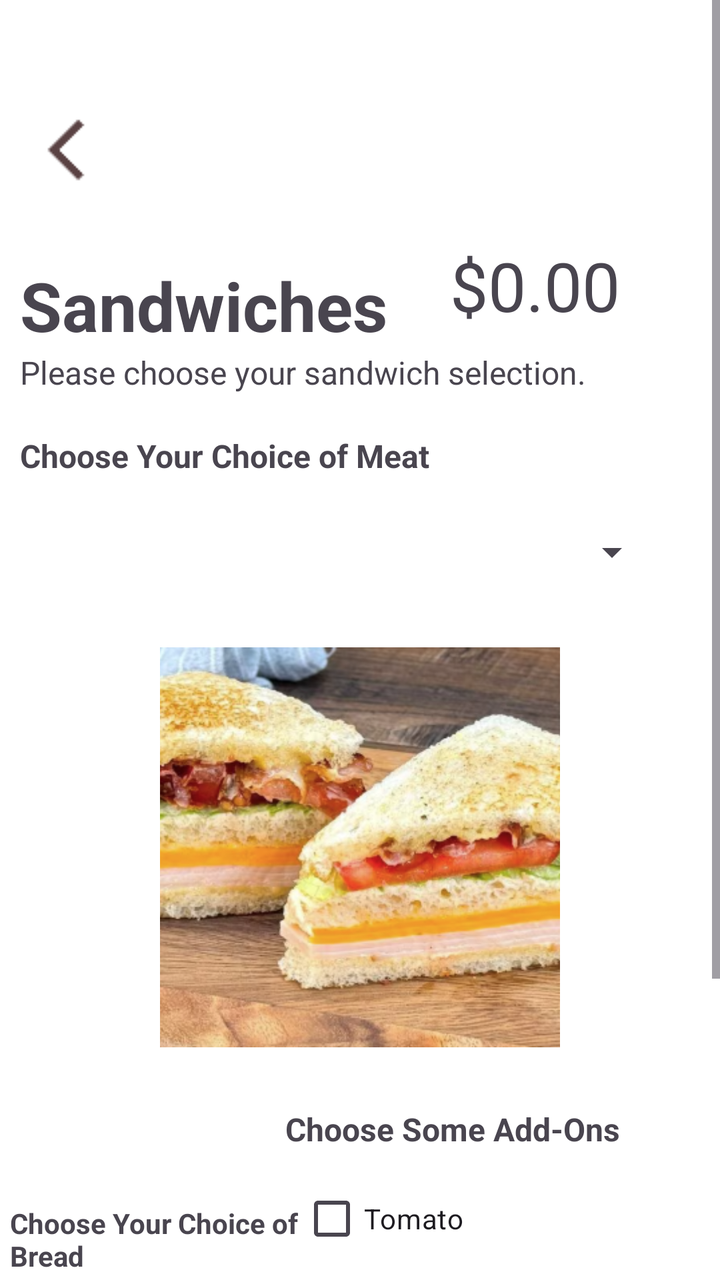
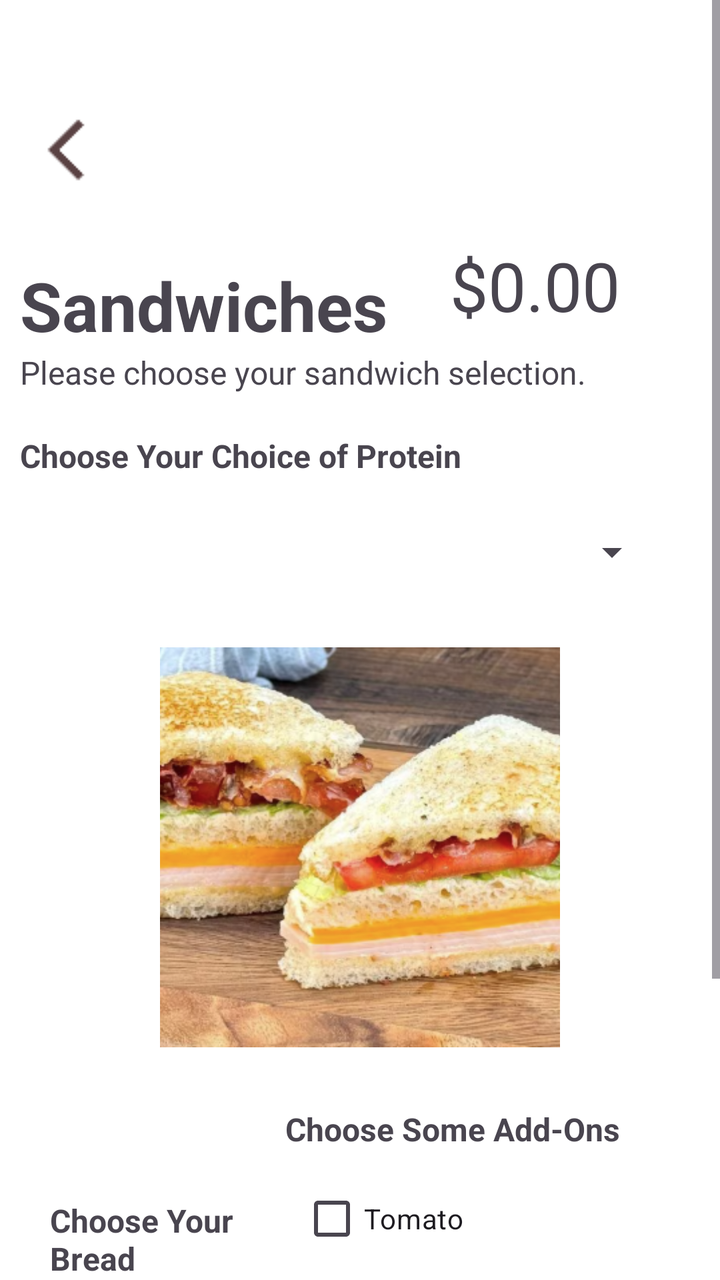

Two renders of the same Android screen: before a commit and after it. Below are the layout's source before the change and the commit's diff.
<!-- AndroidManifest.xml: application theme Theme.Software_Meth_5 -->
<!-- res/layout/activity_sandwich.xml -->
<?xml version="1.0" encoding="utf-8"?>
<ScrollView xmlns:android="http://schemas.android.com/apk/res/android"
    xmlns:app="http://schemas.android.com/apk/res-auto"
    android:id="@+id/spinnerMeat"
    android:layout_width="match_parent"
    android:layout_height="match_parent">

    <LinearLayout
        android:layout_width="match_parent"
        android:layout_height="wrap_content"
        android:orientation="vertical">

        <LinearLayout
            android:layout_width="match_parent"
            android:layout_height="match_parent"
            android:layout_weight="1"
            android:background="#FFFFFF"
            android:orientation="vertical">

            <ImageButton
                android:id="@+id/backBtn"
                android:layout_width="68dp"
                android:layout_height="70dp"
                android:layout_marginTop="40dp"
                android:backgroundTint="#FFFFFF"
                app:srcCompat="@drawable/back" />

            <LinearLayout
                android:layout_width="match_parent"
                android:layout_height="wrap_content"
                android:orientation="horizontal">

                <TextView
                    android:id="@+id/cofSanText"
                    android:layout_width="wrap_content"
                    android:layout_height="wrap_content"
                    android:layout_marginTop="20dp"
                    android:paddingLeft="10dp"
                    android:text="Sandwiches"
                    android:textSize="34sp"
                    android:textStyle="bold" />

                <TextView
                    android:id="@+id/textView7"
                    android:layout_width="121dp"
                    android:layout_height="match_parent"
                    android:layout_weight="1"
                    android:gravity="right|center_vertical"
                    android:paddingRight="50dp"
                    android:text="$0.00"
                    android:textSize="34sp" />
            </LinearLayout>

            <TextView
                android:id="@+id/textView2"
                android:layout_width="match_parent"
                android:layout_height="wrap_content"
                android:paddingLeft="10dp"
                android:text="Please choose your sandwich selection."
                android:textSize="16sp" />

        </LinearLayout>

        <LinearLayout
            android:layout_width="match_parent"
            android:layout_height="match_parent"
            android:layout_weight="1"
            android:background="#FFFFFF"
            android:orientation="vertical">

            <TextView
                android:id="@+id/textView"
                android:layout_width="match_parent"
                android:layout_height="wrap_content"
                android:layout_marginTop="20dp"
                android:paddingLeft="10dp"
                android:text="Choose Your Choice of Meat "
                android:textSize="16sp"
                android:textStyle="bold" />

            <Spinner
                android:id="@+id/spinnerMeat"
                android:layout_width="300dp"
                android:layout_height="75dp"
                android:layout_gravity="center" />

            <ImageView
                android:id="@+id/imageView"
                android:layout_width="200dp"
                android:layout_height="200dp"
                android:layout_gravity="center_horizontal"
                android:layout_marginTop="10dp"
                android:scaleType="centerCrop"
                app:srcCompat="@drawable/sandwichpic" />

            <TextView
                android:id="@+id/textView3"
                android:layout_width="match_parent"
                android:layout_height="wrap_content"
                android:layout_marginTop="10dp"
                android:gravity="right"
                android:paddingLeft="10dp"
                android:paddingTop="20dp"
                android:paddingRight="50dp"
                android:paddingBottom="10dp"
                android:text="Choose Some Add-Ons"
                android:textSize="16sp"
                android:textStyle="bold" />

            <LinearLayout
                android:layout_width="match_parent"
                android:layout_height="252dp"
                android:orientation="horizontal">

                <LinearLayout
                    android:layout_width="match_parent"
                    android:layout_height="match_parent"
                    android:layout_weight="1"
                    android:gravity="center_vertical"
                    android:orientation="vertical">

                    <TextView
                        android:id="@+id/textView6"
                        android:layout_width="match_parent"
                        android:layout_height="wrap_content"
                        android:layout_marginBottom="5dp"
                        android:paddingLeft="5dp"
                        android:text="Choose Your Choice of Bread"
                        android:textStyle="bold" />

                    <Spinner
                        android:id="@+id/spinnerBread"
                        android:layout_width="match_parent"
                        android:layout_height="50dp"
                        android:layout_marginBottom="10dp" />

                    <LinearLayout
                        android:layout_width="match_parent"
                        android:layout_height="50dp"
                        android:layout_gravity="center"
                        android:gravity="center"
                        android:orientation="horizontal">

                        <Button
                            android:id="@+id/addBtn"
                            android:layout_width="55dp"
                            android:layout_height="wrap_content"
                            android:layout_gravity="center_vertical"
                            android:layout_marginRight="5dp"
                            android:gravity="center"
                            android:padding="2dp"
                            android:text="+"
                            android:textSize="20sp" />

                        <TextView
                            android:id="@+id/quantitySandwichText"
                            android:layout_width="69dp"
                            android:layout_height="50dp"
                            android:layout_gravity="center_vertical"
                            android:layout_marginRight="5dp"
                            android:layout_weight="0"
                            android:gravity="center"
                            android:text="TextView" />

                        <Button
                            android:id="@+id/removeBtn"
                            android:layout_width="54dp"
                            android:layout_height="wrap_content"
                            android:layout_gravity="center_vertical"
                            android:gravity="center"
                            android:text="-"
                            android:textColor="#FFFFFF"
                            android:textColorLink="#FFFFFF"
                            android:textSize="20sp"
                            app:opticalCenterEnabled="false" />
                    </LinearLayout>

                    <Button
                        android:id="@+id/addToOrderBtn"
                        android:layout_width="161dp"
                        android:layout_height="wrap_content"
                        android:layout_gravity="center_horizontal"
                        android:layout_marginTop="20dp"
                        android:text="Add to Order" />
                </LinearLayout>

                <RadioGroup
                    android:layout_width="210dp"
                    android:layout_height="match_parent">

                    <CheckBox
                        android:id="@+id/tomatoBtn"
                        android:layout_width="match_parent"
                        android:layout_height="wrap_content"
                        android:text="Tomato" />

                    <CheckBox
                        android:id="@+id/lettuceBtn"
                        android:layout_width="match_parent"
                        android:layout_height="wrap_content"
                        android:text="Lettuce" />

                    <CheckBox
                        android:id="@+id/cheeseBtn"
                        android:layout_width="match_parent"
                        android:layout_height="wrap_content"
                        android:text="Cheese" />

                    <CheckBox
                        android:id="@+id/onionBtn"
                        android:layout_width="match_parent"
                        android:layout_height="wrap_content"
                        android:text="Onion" />

                </RadioGroup>
            </LinearLayout>

        </LinearLayout>

    </LinearLayout>
</ScrollView>
<!-- resources referenced by this layout -->
<resources>
  <!-- drawable back: png bitmap (drawable, 443 bytes) -->
  <!-- drawable sandwichpic: png bitmap (drawable, 404449 bytes) -->
  <style name="Theme.Software_Meth_5" parent="Base.Theme.Software_Meth_5" />
  <style name="Base.Theme.Software_Meth_5" parent="Theme.Material3.DayNight.NoActionBar">
          
          
      </style>
</resources>

<!-- the commit's change to res/layout/activity_sandwich.xml (unified diff, before → after) -->
@@ -1,9 +1,9 @@
 <?xml version="1.0" encoding="utf-8"?>
 <ScrollView xmlns:android="http://schemas.android.com/apk/res/android"
     xmlns:app="http://schemas.android.com/apk/res-auto"
-    android:id="@+id/spinnerMeat"
     android:layout_width="match_parent"
-    android:layout_height="match_parent">
+    android:layout_height="match_parent"
+    android:background="#FFFFFF">
 
     <LinearLayout
         android:layout_width="match_parent"
@@ -41,7 +41,7 @@
                     android:textStyle="bold" />
 
                 <TextView
-                    android:id="@+id/textView7"
+                    android:id="@+id/priceSandText"
                     android:layout_width="121dp"
                     android:layout_height="match_parent"
                     android:layout_weight="1"
@@ -74,7 +74,7 @@
                 android:layout_height="wrap_content"
                 android:layout_marginTop="20dp"
                 android:paddingLeft="10dp"
-                android:text="Choose Your Choice of Meat "
+                android:text="Choose Your Choice of Protein "
                 android:textSize="16sp"
                 android:textStyle="bold" />
 
@@ -123,15 +123,19 @@
                         android:id="@+id/textView6"
                         android:layout_width="match_parent"
                         android:layout_height="wrap_content"
+                        android:layout_marginLeft="20dp"
                         android:layout_marginBottom="5dp"
                         android:paddingLeft="5dp"
-                        android:text="Choose Your Choice of Bread"
+                        android:text="Choose Your Bread"
+                        android:textSize="16sp"
                         android:textStyle="bold" />
 
                     <Spinner
                         android:id="@+id/spinnerBread"
                         android:layout_width="match_parent"
                         android:layout_height="50dp"
+                        android:layout_marginLeft="20dp"
+                        android:layout_marginRight="20dp"
                         android:layout_marginBottom="10dp" />
 
                     <LinearLayout
@@ -142,7 +146,7 @@
                         android:orientation="horizontal">
 
                         <Button
-                            android:id="@+id/addBtn"
+                            android:id="@+id/addBtnSand"
                             android:layout_width="55dp"
                             android:layout_height="wrap_content"
                             android:layout_gravity="center_vertical"
@@ -160,10 +164,12 @@
                             android:layout_marginRight="5dp"
                             android:layout_weight="0"
                             android:gravity="center"
-                            android:text="TextView" />
+                            android:text="1"
+                            android:textSize="20sp"
+                            android:textStyle="bold" />
 
                         <Button
-                            android:id="@+id/removeBtn"
+                            android:id="@+id/removeBtnSand"
                             android:layout_width="54dp"
                             android:layout_height="wrap_content"
                             android:layout_gravity="center_vertical"
